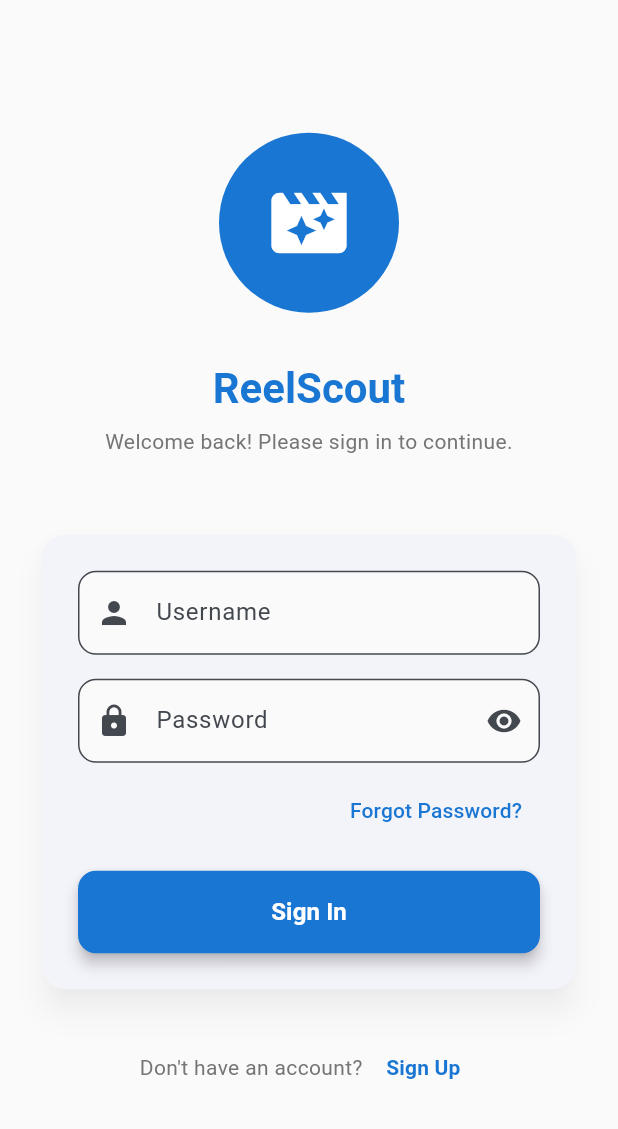
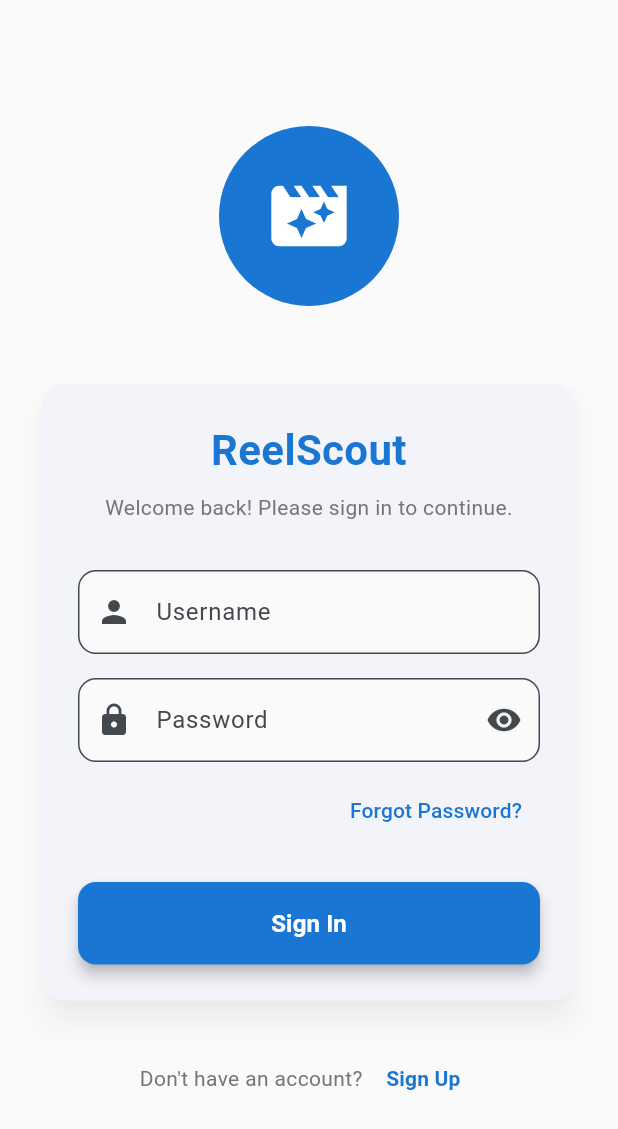
Before and after one commit to ReelScout/frontend, a Flutter app: the screen it shows after launch, after a tap on "Sign In", on a phone screen of 412 x 824 dp. Shown: the top 1129 px of the screen. Run offline on Flutter 3.47's test engine with Material 3 defaults, Android fonts, the phone set to English and light mode, and no system bars; our stand-ins replace dio, equatable, flutter_bloc, flutter_hooks, flutter_secure_storage, get_it and 2 more; generated files the repository leaves out were written again.

Commit message:
Refactor LoginScreen and HomeScreen to use Bloc for state management and add Flutter Hooks for widget lifecycle management.
**LoginScreen:**
- Replaced `StatefulWidget` with `HookWidget`.
- Integrated `AuthBloc` for handling login logic and state.
- Used `flutter_hooks` for managing local state like `TextEditingController` and `obscurePassword`.
- Display success/error messages using `BlocListener` and `ScaffoldMessenger`.
- Simplified UI by extracting form components into separate methods.

**HomeScreen:**
- Replaced `StatefulWidget` with `HookWidget`.
- Integrated `NavigationBloc` for managing bottom navigation bar state.
- Used `flutter_hooks` for `useMemoized` to optimize screen list creation.

**Dependencies:**
- Added `flutter_bloc` and `flutter_hooks` to `pubspec.yaml`.

```diff
--- /dev/null
+++ b/lib/bloc/auth/auth_bloc.dart
@@ -0,0 +1,92 @@
+import 'package:flutter_bloc/flutter_bloc.dart';
+import 'package:dio/dio.dart';
+import '../../services/auth_service.dart';
+import '../../services/token_service.dart';
+import '../../dto/response/custom_response_dto.dart';
+import 'auth_event.dart';
+import 'auth_state.dart';
+
+class AuthBloc extends Bloc<AuthEvent, AuthState> {
+  AuthBloc({
+    required AuthService authService,
+    required TokenService tokenService,
+  })  : _authService = authService,
+        _tokenService = tokenService,
+        super(AuthInitial()) {
+    on<LoginRequested>(_onLoginRequested);
+    on<LogoutRequested>(_onLogoutRequested);
+    on<AuthCheckRequested>(_onAuthCheckRequested);
+  }
+
+  final AuthService _authService;
+  final TokenService _tokenService;
+
+  Future<void> _onLoginRequested(
+    LoginRequested event,
+    Emitter<AuthState> emit,
+  ) async {
+    emit(AuthLoading());
+
+    try {
+      final response = await _authService.login(event.loginRequest);
+
+      // Store token if available
+      if (response.accessToken.isNotEmpty) {
+        await _tokenService.saveToken(response.accessToken);
+      }
+
+      emit(AuthSuccess(
+        token: response.accessToken,
+        message: 'Login successful!',
+      ));
+    } on DioException catch (e) {
+      String errorMessage = 'Login failed';
+
+      // Try to extract message from CustomResponseDto in the response
+      if (e.response?.data != null) {
+        try {
+          final customResponse = CustomResponseDto.fromJson(e.response!.data);
+          errorMessage = customResponse.message;
+        } catch (_) {
+          // Fallback to connection-specific errors if parsing fails
+          if (e.type == DioExceptionType.connectionTimeout) {
+            errorMessage = 'Connection timeout';
+          } else if (e.type == DioExceptionType.connectionError) {
+            errorMessage = 'No internet connection';
+          }
+        }
+      } else {
+        // Handle connection errors when there's no response data
+        if (e.type == DioExceptionType.connectionTimeout) {
+          errorMessage = 'Connection timeout';
+        } else if (e.type == DioExceptionType.connectionError) {
+          errorMessage = 'No internet connection';
+        }
+      }
+
+      emit(AuthFailure(error: errorMessage));
+    } catch (e) {
+      emit(AuthFailure(error: 'An unexpected error occurred: $e'));
+    }
+  }
+
+  Future<void> _onLogoutRequested(
+    LogoutRequested event,
+    Emitter<AuthState> emit,
+  ) async {
+    await _tokenService.removeToken();
+    emit(AuthLoggedOut());
+  }
+
+  Future<void> _onAuthCheckRequested(
+    AuthCheckRequested event,
+    Emitter<AuthState> emit,
+  ) async {
+    final token = await _tokenService.getToken();
+    if (token != null && token.isNotEmpty) {
+      emit(AuthSuccess(token: token));
+    } else {
+      emit(AuthLoggedOut());
+    }
+  }
+}
--- /dev/null
+++ b/lib/bloc/auth/auth_event.dart
@@ -0,0 +1,22 @@
+import 'package:equatable/equatable.dart';
+import '../../dto/request/user_login_request_dto.dart';
+
+abstract class AuthEvent extends Equatable {
+  const AuthEvent();
+
+  @override
+  List<Object?> get props => [];
+}
+
+class LoginRequested extends AuthEvent {
+  const LoginRequested({required this.loginRequest});
+
+  final UserLoginRequestDto loginRequest;
+
+  @override
+  List<Object?> get props => [loginRequest];
+}
+
+class LogoutRequested extends AuthEvent {}
+
+class AuthCheckRequested extends AuthEvent {}
--- /dev/null
+++ b/lib/bloc/auth/auth_state.dart
@@ -0,0 +1,33 @@
+import 'package:equatable/equatable.dart';
+
+abstract class AuthState extends Equatable {
+  const AuthState();
+
+  @override
+  List<Object?> get props => [];
+}
+
+class AuthInitial extends AuthState {}
+
+class AuthLoading extends AuthState {}
+
+class AuthSuccess extends AuthState {
+  const AuthSuccess({this.token, this.message});
+
+  final String? token;
+  final String? message;
+
+  @override
+  List<Object?> get props => [token, message];
+}
+
+class AuthFailure extends AuthState {
+  const AuthFailure({required this.error});
+
+  final String error;
+
+  @override
+  List<Object?> get props => [error];
+}
+
+class AuthLoggedOut extends AuthState {}
--- /dev/null
+++ b/lib/bloc/navigation/navigation_bloc.dart
@@ -0,0 +1,13 @@
+import 'package:flutter_bloc/flutter_bloc.dart';
+import 'navigation_event.dart';
+import 'navigation_state.dart';
+
+class NavigationBloc extends Bloc<NavigationEvent, NavigationState> {
+  NavigationBloc() : super(const NavigationState(selectedIndex: 0)) {
+    on<TabSelected>(_onTabSelected);
+  }
+
+  void _onTabSelected(TabSelected event, Emitter<NavigationState> emit) {
+    emit(state.copyWith(selectedIndex: event.index));
+  }
+}
--- /dev/null
+++ b/lib/bloc/navigation/navigation_event.dart
@@ -0,0 +1,17 @@
+import 'package:equatable/equatable.dart';
+
+abstract class NavigationEvent extends Equatable {
+  const NavigationEvent();
+
+  @override
+  List<Object?> get props => [];
+}
+
+class TabSelected extends NavigationEvent {
+  const TabSelected({required this.index});
+
+  final int index;
+
+  @override
+  List<Object?> get props => [index];
+}
--- /dev/null
+++ b/lib/bloc/navigation/navigation_state.dart
@@ -0,0 +1,16 @@
+import 'package:equatable/equatable.dart';
+
+class NavigationState extends Equatable {
+  const NavigationState({required this.selectedIndex});
+
+  final int selectedIndex;
+
+  @override
+  List<Object?> get props => [selectedIndex];
+
+  NavigationState copyWith({int? selectedIndex}) {
+    return NavigationState(
+      selectedIndex: selectedIndex ?? this.selectedIndex,
+    );
+  }
+}
--- a/lib/main.dart
+++ b/lib/main.dart
@@ -1,6 +1,11 @@
 import 'package:flutter/material.dart';
+import 'package:flutter_bloc/flutter_bloc.dart';
 import 'package:frontend/config/injection_container.dart';
 import 'screens/home_screen.dart';
+import 'bloc/auth/auth_bloc.dart';
+import 'bloc/navigation/navigation_bloc.dart';
+import 'services/auth_service.dart';
+import 'services/token_service.dart';
 
 void main() {
   configureDependencies();
@@ -12,7 +17,19 @@ class ReelScoutApp extends StatelessWidget {
 
   @override
   Widget build(BuildContext context) {
-    return MaterialApp(
+    return MultiBlocProvider(
+      providers: [
+        BlocProvider<AuthBloc>(
+          create: (context) => AuthBloc(
+            authService: getIt<AuthService>(),
+            tokenService: getIt<TokenService>(),
+          ),
+        ),
+        BlocProvider<NavigationBloc>(
+          create: (context) => NavigationBloc(),
+        ),
+      ],
+      child: MaterialApp(
         title: 'ReelScout',
         debugShowCheckedModeBanner: false,
         theme: ThemeData(
@@ -48,6 +65,7 @@ class ReelScoutApp extends StatelessWidget {
           ),
         ),
         home: const HomeScreen(),
+      ),
     );
   }
 }
--- a/lib/screens/home_screen.dart
+++ b/lib/screens/home_screen.dart
@@ -1,42 +1,43 @@
 import 'package:flutter/material.dart';
+import 'package:flutter_hooks/flutter_hooks.dart';
+import 'package:flutter_bloc/flutter_bloc.dart';
 import '../components/bottom_navbar.dart';
 import '../pages/home_page.dart';
 import '../pages/search_page.dart';
 import '../pages/profile_page.dart';
+import '../bloc/navigation/navigation_bloc.dart';
+import '../bloc/navigation/navigation_event.dart';
+import '../bloc/navigation/navigation_state.dart';
 
-class HomeScreen extends StatefulWidget {
+class HomeScreen extends HookWidget {
   const HomeScreen({super.key});
 
   @override
-  State<HomeScreen> createState() => _HomeScreenState();
-}
-
-class _HomeScreenState extends State<HomeScreen> {
-  int _selectedIndex = 0;
-
-  final List<Widget> _screens = [
+  Widget build(BuildContext context) {
+    final screens = useMemoized(() => [
       const HomePage(),
       const SearchPage(),
       const ProfilePage(),
-  ];
+    ]);
 
-  void _onItemTapped(int index) {
-    setState(() {
-      _selectedIndex = index;
-    });
-  }
-
-  @override
-  Widget build(BuildContext context) {
+    return BlocProvider(
+      create: (context) => NavigationBloc(),
+      child: BlocBuilder<NavigationBloc, NavigationState>(
+        builder: (context, state) {
           return Scaffold(
             backgroundColor: Colors.grey[50],
             body: IndexedStack(
-        index: _selectedIndex,
-        children: _screens,
+              index: state.selectedIndex,
+              children: screens,
             ),
             bottomNavigationBar: BottomNavbar(
-        selectedIndex: _selectedIndex,
-        onItemTapped: _onItemTapped,
+              selectedIndex: state.selectedIndex,
+              onItemTapped: (index) {
+                context.read<NavigationBloc>().add(TabSelected(index: index));
+              },
+            ),
+          );
+        },
       ),
     );
   }
--- a/lib/screens/login_screen.dart
+++ b/lib/screens/login_screen.dart
@@ -1,108 +1,107 @@
 import 'package:flutter/material.dart';
-import 'package:dio/dio.dart';
-import '../config/injection_container.dart';
-import '../services/auth_service.dart';
+import 'package:flutter_hooks/flutter_hooks.dart';
+import 'package:flutter_bloc/flutter_bloc.dart';
 import '../dto/request/user_login_request_dto.dart';
-import '../dto/response/custom_response_dto.dart';
+import '../bloc/auth/auth_bloc.dart';
+import '../bloc/auth/auth_event.dart';
+import '../bloc/auth/auth_state.dart';
 
-class LoginScreen extends StatefulWidget {
+class LoginScreen extends HookWidget {
   const LoginScreen({super.key});
 
   @override
-  State<LoginScreen> createState() => _LoginScreenState();
-}
+  Widget build(BuildContext context) {
+    final formKey = useMemoized(() => GlobalKey<FormState>());
+    final usernameController = useTextEditingController();
+    final passwordController = useTextEditingController();
+    final obscurePassword = useState(true);
 
-class _LoginScreenState extends State<LoginScreen> {
-  final _formKey = GlobalKey<FormState>();
-  final _usernameController = TextEditingController();
-  final _passwordController = TextEditingController();
-  bool _isLoading = false;
-  bool _obscurePassword = true;
-  String? _errorMessage;
-
-  final AuthService _authService = getIt<AuthService>();
-
-  @override
-  void initState() {
-    super.initState();
-  }
-
-  @override
-  void dispose() {
-    _usernameController.dispose();
-    _passwordController.dispose();
-    super.dispose();
-  }
-
-  Future<void> _login() async {
-    if (!_formKey.currentState!.validate()) {
+    void login(BuildContext context) {
+      if (!formKey.currentState!.validate()) {
         return;
       }
 
-    setState(() {
-      _isLoading = true;
-      _errorMessage = null;
-    });
-
-    try {
       final request = UserLoginRequestDto(
-        username: _usernameController.text.trim(),
-        password: _passwordController.text,
+        username: usernameController.text.trim(),
+        password: passwordController.text,
       );
 
-      await _authService.login(request);
+      context.read<AuthBloc>().add(LoginRequested(loginRequest: request));
+    }
 
-      // Handle successful login
-      if (mounted) {
+    return BlocListener<AuthBloc, AuthState>(
+      listener: (context, state) {
+        if (state is AuthSuccess) {
           ScaffoldMessenger.of(context).showSnackBar(
-          const SnackBar(
-            content: Text('Login successful!'),
+            SnackBar(
+              content: Text(state.message ?? 'Login successful!'),
               backgroundColor: Colors.green,
             ),
           );
+          // TODO: Navigate to home screen
+        } else if (state is AuthFailure) {
+          ScaffoldMessenger.of(context).showSnackBar(
+            SnackBar(
+              content: Text(state.error),
+              backgroundColor: Colors.red,
+            ),
+          );
+        }
+      },
+      child: BlocBuilder<AuthBloc, AuthState>(
+        builder: (context, state) {
+          final isLoading = state is AuthLoading;
 
-        // TODO: Navigate to home screen or save token
-        // For now, just show success message
-      }
-    } on DioException catch (e) {
-      String errorMessage = 'Login failed';
-
-      // Try to extract message from CustomResponseDto in the response
-      if (e.response?.data != null) {
-        try {
-          final customResponse = CustomResponseDto.fromJson(e.response!.data);
-          errorMessage = customResponse.message;
-        } catch (_) {
-          // Fallback to connection-specific errors if parsing fails
-          if (e.type == DioExceptionType.connectionTimeout) {
-            errorMessage = 'Connection timeout';
-          } else if (e.type == DioExceptionType.connectionError) {
-            errorMessage = 'No internet connection';
-          }
-        }
-      } else {
-        // Handle connection errors when there's no response data
-        if (e.type == DioExceptionType.connectionTimeout) {
-          errorMessage = 'Connection timeout';
-        } else if (e.type == DioExceptionType.connectionError) {
-          errorMessage = 'No internet connection';
-        }
+          return _buildLoginForm(
+            context: context,
+            formKey: formKey,
+            usernameController: usernameController,
+            passwordController: passwordController,
+            obscurePassword: obscurePassword,
+            isLoading: isLoading,
+            onLogin: () => login(context),
+          );
+        },
+      ),
+    );
   }
 
-      setState(() {
-        _errorMessage = errorMessage;
-      });
-    } catch (e) {
-      setState(() {
-        _errorMessage = 'An unexpected error occurred: $e';
-      });
-    } finally {
-      if (mounted) {
-        setState(() {
-          _isLoading = false;
-        });
-      }
-    }
+  Widget _buildLoginForm({
+    required BuildContext context,
+    required GlobalKey<FormState> formKey,
+    required TextEditingController usernameController,
+    required TextEditingController passwordController,
+    required ValueNotifier<bool> obscurePassword,
+    required bool isLoading,
+    required VoidCallback onLogin,
+  }) {
+    return Scaffold(
+      backgroundColor: Colors.grey[50],
+      body: SafeArea(
+        child: SingleChildScrollView(
+          padding: const EdgeInsets.all(24.0),
+          child: Column(
+            mainAxisAlignment: MainAxisAlignment.center,
+            children: [
+              const SizedBox(height: 60),
+              _buildLogo(),
+              const SizedBox(height: 48),
+              _buildLoginCard(
+                context: context,
+                formKey: formKey,
+                usernameController: usernameController,
+                passwordController: passwordController,
+                obscurePassword: obscurePassword,
+                isLoading: isLoading,
+                onLogin: onLogin,
+              ),
+              const SizedBox(height: 24),
+              _buildFooter(),
+            ],
+          ),
+        ),
+      ),
+    );
   }
 
   String? _validateUsername(String? value) {
@@ -125,23 +124,12 @@ class _LoginScreenState extends State<LoginScreen> {
     return null;
   }
 
-  @override
-  Widget build(BuildContext context) {
-    return Scaffold(
-      backgroundColor: Colors.grey[50],
-      body: SafeArea(
-        child: Center(
-          child: SingleChildScrollView(
-            padding: const EdgeInsets.all(24.0),
-            child: Column(
-              mainAxisAlignment: MainAxisAlignment.center,
-              children: [
-                // App Logo/Title
-                Container(
+  Widget _buildLogo() {
+    return Container(
       width: 120,
       height: 120,
       decoration: BoxDecoration(
-                    color: Theme.of(context).primaryColor,
+        color: const Color(0xFF1976D2),
         shape: BoxShape.circle,
       ),
       child: const Icon(
@@ -149,30 +137,19 @@ class _LoginScreenState extends State<LoginScreen> {
         size: 60,
         color: Colors.white,
       ),
-                ),
-                const SizedBox(height: 32),
+    );
+  }
 
-                // App Name
-                Text(
-                  'ReelScout',
-                  style: Theme.of(context).textTheme.headlineMedium?.copyWith(
-                    fontWeight: FontWeight.bold,
-                    color: Theme.of(context).primaryColor,
-                  ),
-                ),
-                const SizedBox(height: 8),
-
-                Text(
-                  'Welcome back! Please sign in to continue.',
-                  style: Theme.of(context).textTheme.bodyMedium?.copyWith(
-                    color: Colors.grey[600],
-                  ),
-                  textAlign: TextAlign.center,
-                ),
-                const SizedBox(height: 48),
-
-                // Login Form
-                Card(
+  Widget _buildLoginCard({
+    required BuildContext context,
+    required GlobalKey<FormState> formKey,
+    required TextEditingController usernameController,
+    required TextEditingController passwordController,
+    required ValueNotifier<bool> obscurePassword,
+    required bool isLoading,
+    required VoidCallback onLogin,
+  }) {
+    return Card(
       elevation: 8,
       shadowColor: Colors.black26,
       shape: RoundedRectangleBorder(
@@ -181,13 +158,31 @@ class _LoginScreenState extends State<LoginScreen> {
       child: Padding(
         padding: const EdgeInsets.all(24.0),
         child: Form(
-                      key: _formKey,
+          key: formKey,
           child: Column(
             crossAxisAlignment: CrossAxisAlignment.stretch,
             children: [
-                          // Username Field
+              Text(
+                'ReelScout',
+                style: TextStyle(
+                  fontSize: 28,
+                  fontWeight: FontWeight.bold,
+                  color: const Color(0xFF1976D2),
+                ),
+                textAlign: TextAlign.center,
+              ),
+              const SizedBox(height: 8),
+              Text(
+                'Welcome back! Please sign in to continue.',
+                style: TextStyle(
+                  color: Colors.grey[600],
+                  fontSize: 14,
+                ),
+                textAlign: TextAlign.center,
+              ),
+              const SizedBox(height: 32),
               TextFormField(
-                            controller: _usernameController,
+                controller: usernameController,
                 validator: _validateUsername,
                 decoration: InputDecoration(
                   labelText: 'Username',
@@ -201,25 +196,23 @@ class _LoginScreenState extends State<LoginScreen> {
                 textInputAction: TextInputAction.next,
               ),
               const SizedBox(height: 16),
-
-                          // Password Field
-                          TextFormField(
-                            controller: _passwordController,
+              HookBuilder(
+                builder: (context) {
+                  return TextFormField(
+                    controller: passwordController,
                     validator: _validatePassword,
-                            obscureText: _obscurePassword,
+                    obscureText: obscurePassword.value,
                     decoration: InputDecoration(
                       labelText: 'Password',
                       prefixIcon: const Icon(Icons.lock),
                       suffixIcon: IconButton(
                         icon: Icon(
-                                  _obscurePassword
+                          obscurePassword.value
                               ? Icons.visibility
                               : Icons.visibility_off,
                         ),
                         onPressed: () {
-                                  setState(() {
-                                    _obscurePassword = !_obscurePassword;
-                                  });
+                          obscurePassword.value = !obscurePassword.value;
                         },
                       ),
                       border: OutlineInputBorder(
@@ -229,16 +222,15 @@ class _LoginScreenState extends State<LoginScreen> {
                       fillColor: Colors.grey[50],
                     ),
                     textInputAction: TextInputAction.done,
-                            onFieldSubmitted: (_) => _login(),
+                    onFieldSubmitted: (_) => onLogin(),
+                  );
+                },
               ),
               const SizedBox(height: 8),
-
-                          // Forgot Password
               Align(
                 alignment: Alignment.centerRight,
                 child: TextButton(
                   onPressed: () {
-                                // TODO: Implement forgot password
                     ScaffoldMessenger.of(context).showSnackBar(
                       const SnackBar(
                         content: Text('Forgot password feature coming soon!'),
@@ -248,49 +240,16 @@ class _LoginScreenState extends State<LoginScreen> {
                   child: Text(
                     'Forgot Password?',
                     style: TextStyle(
-                                  color: Theme.of(context).primaryColor,
+                      color: const Color(0xFF1976D2),
                     ),
                   ),
                 ),
               ),
-                          const SizedBox(height: 16),
-
-                          // Error Message
-                          if (_errorMessage != null)
-                            Container(
-                              padding: const EdgeInsets.all(12),
-                              margin: const EdgeInsets.only(bottom: 16),
-                              decoration: BoxDecoration(
-                                color: Colors.red[50],
-                                borderRadius: BorderRadius.circular(8),
-                                border: Border.all(color: Colors.red[200]!),
-                              ),
-                              child: Row(
-                                children: [
-                                  Icon(
-                                    Icons.error_outline,
-                                    color: Colors.red[600],
-                                    size: 20,
-                                  ),
-                                  const SizedBox(width: 8),
-                                  Expanded(
-                                    child: Text(
-                                      _errorMessage!,
-                                      style: TextStyle(
-                                        color: Colors.red[600],
-                                        fontSize: 14,
-                                      ),
-                                    ),
-                                  ),
-                                ],
-                              ),
-                            ),
-
-                          // Login Button
+              const SizedBox(height: 24),
               ElevatedButton(
-                            onPressed: _isLoading ? null : _login,
+                onPressed: isLoading ? null : onLogin,
                 style: ElevatedButton.styleFrom(
-                              backgroundColor: Theme.of(context).primaryColor,
+                  backgroundColor: const Color(0xFF1976D2),
                   foregroundColor: Colors.white,
                   padding: const EdgeInsets.symmetric(vertical: 16),
                   shape: RoundedRectangleBorder(
@@ -298,7 +257,7 @@ class _LoginScreenState extends State<LoginScreen> {
                   ),
                   elevation: 4,
                 ),
-                            child: _isLoading
+                child: isLoading
                     ? const SizedBox(
                         height: 20,
                         width: 20,
@@ -319,11 +278,11 @@ class _LoginScreenState extends State<LoginScreen> {
           ),
         ),
       ),
-                ),
-                const SizedBox(height: 24),
+    );
+  }
 
-                // Sign Up Option
-                Row(
+  Widget _buildFooter() {
+    return Row(
       mainAxisAlignment: MainAxisAlignment.center,
       children: [
         Text(
@@ -333,27 +292,16 @@ class _LoginScreenState extends State<LoginScreen> {
         TextButton(
           onPressed: () {
             // TODO: Navigate to sign up screen
-                        ScaffoldMessenger.of(context).showSnackBar(
-                          const SnackBar(
-                            content: Text('Sign up feature coming soon!'),
-                          ),
-                        );
           },
           child: Text(
             'Sign Up',
             style: TextStyle(
-                          color: Theme.of(context).primaryColor,
+              color: const Color(0xFF1976D2),
               fontWeight: FontWeight.bold,
             ),
           ),
         ),
       ],
-                ),
-              ],
-            ),
-          ),
-        ),
-      ),
     );
   }
 }
--- a/pubspec.yaml
+++ b/pubspec.yaml
@@ -41,6 +41,8 @@ dependencies:
   get_it: ^8.2.0
   injectable: ^2.5.1
   equatable: ^2.0.7
+  flutter_bloc: ^8.1.6
+  flutter_hooks: ^0.20.5
 
 dev_dependencies:
   flutter_test:
```
Also changed, not shown: pubspec.lock. Lines whose indentation alone changed are shown as unchanged.
